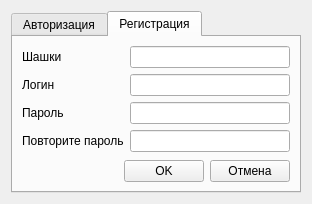
The window that src/authorizationdialog.ui (timerke/checkers) describes before a commit, drawn with Qt 5.
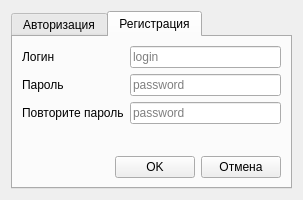
The same window after the commit. The open tabs and pages were chosen to show the change.

What changed in the file:
```diff
--- a/src/authorizationdialog.ui
+++ b/src/authorizationdialog.ui
@@ -6,7 +6,7 @@
    <rect>
     <x>0</x>
     <y>0</y>
-    <width>312</width>
+    <width>303</width>
     <height>200</height>
    </rect>
   </property>
@@ -119,58 +119,63 @@
       <layout class="QVBoxLayout" name="verticalLayout_3">
        <item>
         <layout class="QFormLayout" name="form_layout_reg">
-         <item row="1" column="1">
-          <widget class="QLineEdit" name="line_edit_name_reg"/>
-         </item>
-         <item row="0" column="1">
-          <widget class="QLineEdit" name="line_edit_checkers_reg">
-           <property name="readOnly">
-            <bool>true</bool>
-           </property>
-          </widget>
-         </item>
          <item row="0" column="0">
-          <widget class="QLabel" name="label_checkers_reg">
-           <property name="text">
-            <string>Шашки</string>
-           </property>
-          </widget>
-         </item>
-         <item row="1" column="0">
           <widget class="QLabel" name="label_name_reg">
            <property name="text">
             <string>Логин</string>
            </property>
           </widget>
          </item>
-         <item row="2" column="0">
+         <item row="0" column="1">
+          <widget class="QLineEdit" name="line_edit_name_reg">
+           <property name="toolTip">
+            <string>Логин может состоять из букв, цифр и знака подчеркивания</string>
+           </property>
+           <property name="placeholderText">
+            <string>login</string>
+           </property>
+          </widget>
+         </item>
+         <item row="1" column="0">
           <widget class="QLabel" name="label_password_reg">
            <property name="text">
             <string>Пароль</string>
            </property>
           </widget>
          </item>
-         <item row="2" column="1">
+         <item row="1" column="1">
           <widget class="QLineEdit" name="line_edit_password_reg">
            <property name="echoMode">
             <enum>QLineEdit::Password</enum>
            </property>
-          </widget>
-         </item>
-         <item row="3" column="1">
-          <widget class="QLineEdit" name="line_edit_password_again_reg">
            <property name="echoMode">
             <enum>QLineEdit::Password</enum>
            </property>
+           <property name="placeholderText">
+            <string>password</string>
+           </property>
           </widget>
          </item>
-         <item row="3" column="0">
+         <item row="2" column="0">
           <widget class="QLabel" name="label_password_again_reg">
            <property name="text">
             <string>Повторите пароль</string>
            </property>
           </widget>
          </item>
+         <item row="2" column="1">
+          <widget class="QLineEdit" name="line_edit_password_again_reg">
+           <property name="toolTip">
+            <string>Пароль может состоять из букв, цифр и символов: _!@#%&amp;*+-</string>
+           </property>
+           <property name="echoMode">
+            <enum>QLineEdit::Password</enum>
+           </property>
+           <property name="placeholderText">
+            <string>password</string>
+           </property>
+          </widget>
+         </item>
         </layout>
        </item>
        <item>
```
Left out of the diff: 41 changed lines with no effect on the pictures.
